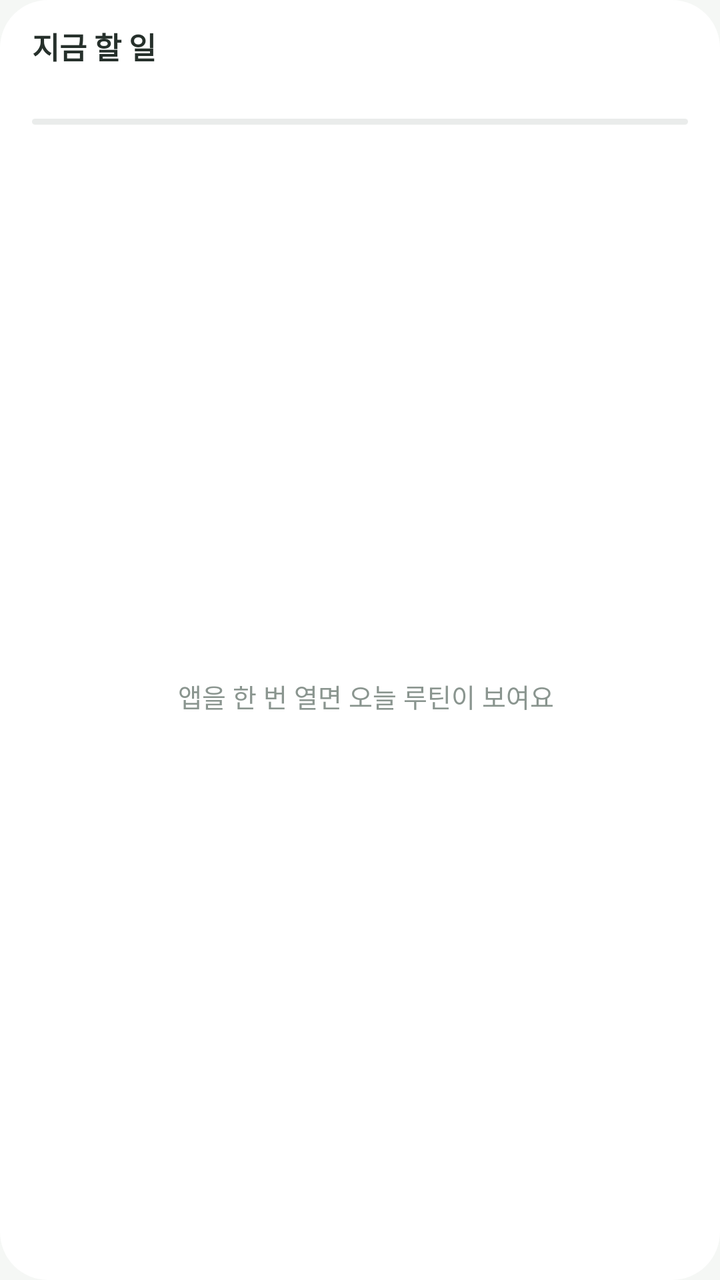
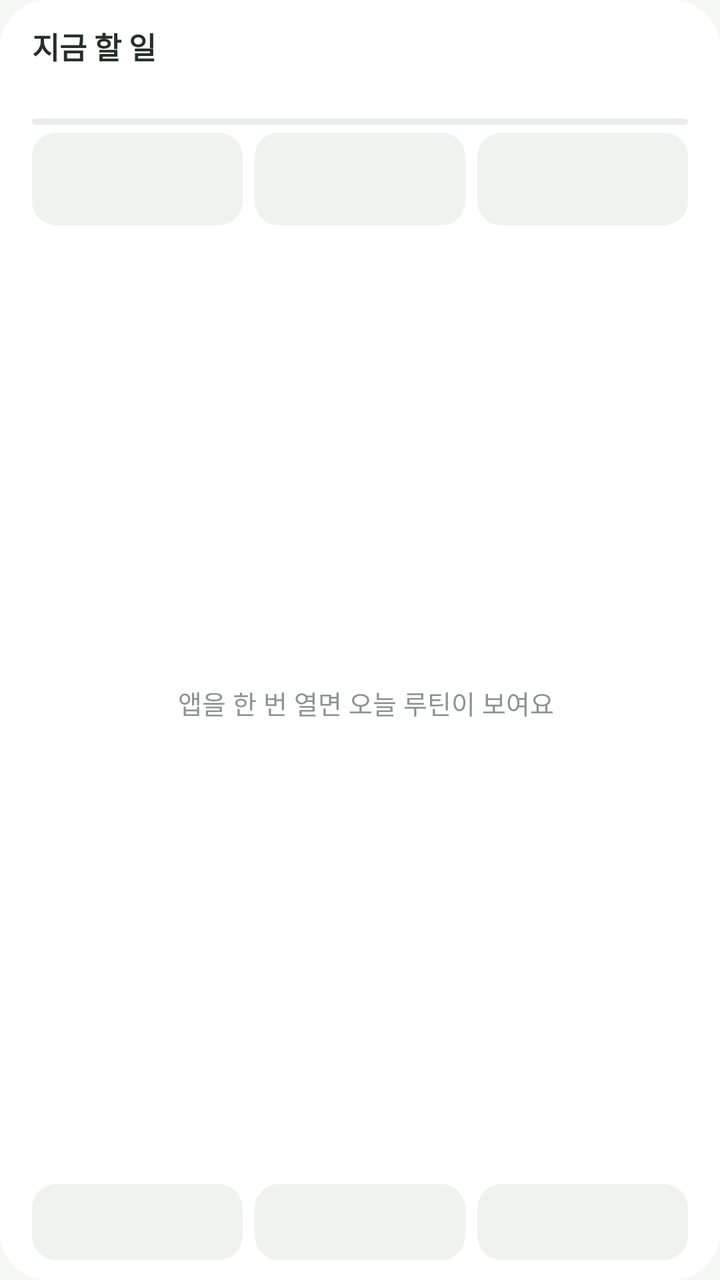

The first picture is an Android layout as it rendered before a commit; the second is the same layout after the commit. The layout source and the unified diff follow.
<!-- AndroidManifest.xml: application theme AppTheme -->
<!-- res/layout/widget_routines.xml -->
<?xml version="1.0" encoding="utf-8"?>
<FrameLayout xmlns:android="http://schemas.android.com/apk/res/android"
    android:layout_width="match_parent"
    android:layout_height="match_parent">

    <ImageView
        android:id="@+id/widgetBgImg"
        android:layout_width="match_parent"
        android:layout_height="match_parent"
        android:scaleType="fitXY"
        android:src="@drawable/widget_bg" />

    <LinearLayout
        android:layout_width="match_parent"
        android:layout_height="match_parent"
        android:orientation="vertical"
        android:paddingStart="16dp"
        android:paddingEnd="10dp"
        android:paddingTop="12dp"
        android:paddingBottom="10dp">

        <LinearLayout
            android:layout_width="match_parent"
            android:layout_height="wrap_content"
            android:orientation="horizontal"
            android:gravity="center_vertical">
            <LinearLayout
                android:id="@+id/widgetHeadText"
                android:layout_width="0dp"
                android:layout_height="wrap_content"
                android:layout_weight="1"
                android:orientation="vertical">
                <TextView
                    android:id="@+id/widgetTitle"
                    android:layout_width="match_parent"
                    android:layout_height="wrap_content"
                    android:text="지금 할 일"
                    android:textColor="@color/widgetText"
                    android:textSize="15sp"
                    android:textStyle="bold"
                    android:maxLines="1"
                    android:ellipsize="end" />
                <TextView
                    android:id="@+id/widgetSub"
                    android:layout_width="match_parent"
                    android:layout_height="wrap_content"
                    android:layout_marginTop="1dp"
                    android:textColor="@color/widgetMuted"
                    android:textSize="12sp"
                    android:maxLines="1" />
            </LinearLayout>
            <ImageView
                android:id="@+id/widgetGear"
                android:layout_width="36dp"
                android:layout_height="36dp"
                android:padding="9dp"
                android:src="@drawable/ic_widget_settings"
                android:contentDescription="위젯 설정" />
        </LinearLayout>

        <ProgressBar
            android:id="@+id/widgetProgress"
            style="@android:style/Widget.ProgressBar.Horizontal"
            android:layout_width="match_parent"
            android:layout_height="3dp"
            android:layout_marginTop="8dp"
            android:layout_marginEnd="6dp"
            android:layout_marginBottom="4dp"
            android:max="1"
            android:progress="0"
            android:progressDrawable="@drawable/widget_progress" />

        <FrameLayout
            android:layout_width="match_parent"
            android:layout_height="0dp"
            android:layout_weight="1">
            <ListView
                android:id="@+id/widgetList"
                android:layout_width="match_parent"
                android:layout_height="match_parent"
                android:divider="@null"
                android:dividerHeight="0dp"
                android:scrollbars="none" />
            <LinearLayout
                android:id="@+id/widgetPreviewList"
                android:layout_width="match_parent"
                android:layout_height="wrap_content"
                android:orientation="vertical"
                android:visibility="gone" />
            <TextView
                android:id="@+id/widgetEmpty"
                android:layout_width="match_parent"
                android:layout_height="match_parent"
                android:gravity="center"
                android:text="앱을 한 번 열면 오늘 루틴이 보여요"
                android:textColor="@color/widgetMuted"
                android:textSize="13sp" />
        </FrameLayout>
    </LinearLayout>
</FrameLayout>
<!-- resources referenced by this layout -->
<resources>
  <color name="widgetMuted">#8A958F</color>
  <color name="widgetText">#26302B</color>
  <!-- drawable ic_widget_settings (drawable) -->
  <?xml version="1.0" encoding="utf-8"?>
  <vector xmlns:android="http://schemas.android.com/apk/res/android"
      android:width="18dp" android:height="18dp" android:viewportWidth="24" android:viewportHeight="24">
      <path android:pathData="M4,7h9M17,7h3M4,17h3M11,17h9" android:strokeColor="#FFFFFFFF" android:strokeWidth="1.8" android:strokeLineCap="round" android:fillColor="#00000000"/>
      <path android:pathData="M15,7m-2,0a2,2 0,1 1,4 0a2,2 0,1 1,-4 0M9,17m-2,0a2,2 0,1 1,4 0a2,2 0,1 1,-4 0" android:strokeColor="#FFFFFFFF" android:strokeWidth="1.8" android:fillColor="#00000000"/>
  </vector>
  <!-- drawable widget_bg (drawable) -->
  <?xml version="1.0" encoding="utf-8"?>
  <shape xmlns:android="http://schemas.android.com/apk/res/android" android:shape="rectangle">
      <solid android:color="#FFFFFFFF" />
      <corners android:radius="24dp" />
  </shape>
  <!-- drawable widget_progress (drawable) -->
  <?xml version="1.0" encoding="utf-8"?>
  <layer-list xmlns:android="http://schemas.android.com/apk/res/android">
      <item android:id="@android:id/background">
          <shape><corners android:radius="2dp" /><solid android:color="#2E8A958F" /></shape>
      </item>
      <item android:id="@android:id/progress">
          <clip><shape><corners android:radius="2dp" /><solid android:color="@color/widgetAccent" /></shape></clip>
      </item>
  </layer-list>
  <style name="AppTheme" parent="Theme.AppCompat.DayNight.NoActionBar">
          <item name="android:windowBackground">@color/appBg</item>
      </style>
  <color name="widgetAccent">#3F9C7C</color>
  <color name="appBg">#F5F7F5</color>
</resources>

<!-- the commit's change to res/layout/widget_routines.xml (unified diff, before → after) -->
@@ -70,6 +70,33 @@
             android:progress="0"
             android:progressDrawable="@drawable/widget_progress" />
 
+        <LinearLayout
+            android:id="@+id/widgetCare"
+            android:layout_width="match_parent"
+            android:layout_height="wrap_content"
+            android:orientation="horizontal"
+            android:layout_marginEnd="6dp"
+            android:layout_marginBottom="4dp">
+            <LinearLayout android:id="@+id/care1" android:layout_width="0dp" android:layout_height="wrap_content" android:layout_weight="1"
+                android:orientation="vertical" android:paddingStart="10dp" android:paddingEnd="6dp" android:paddingTop="7dp" android:paddingBottom="7dp"
+                 android:background="@drawable/widget_cell_light">
+                <TextView android:id="@+id/care1N" android:layout_width="match_parent" android:layout_height="wrap_content" android:textSize="11sp" android:textColor="@color/widgetMuted" android:maxLines="1" android:ellipsize="end" />
+                <TextView android:id="@+id/care1V" android:layout_width="match_parent" android:layout_height="wrap_content" android:textSize="13sp" android:textColor="@color/widgetText" android:textStyle="bold" android:maxLines="1" android:ellipsize="end" />
+            </LinearLayout>
+            <LinearLayout android:id="@+id/care2" android:layout_width="0dp" android:layout_height="wrap_content" android:layout_weight="1"
+                android:orientation="vertical" android:paddingStart="10dp" android:paddingEnd="6dp" android:paddingTop="7dp" android:paddingBottom="7dp"
+                android:layout_marginStart="6dp" android:background="@drawable/widget_cell_light">
+                <TextView android:id="@+id/care2N" android:layout_width="match_parent" android:layout_height="wrap_content" android:textSize="11sp" android:textColor="@color/widgetMuted" android:maxLines="1" android:ellipsize="end" />
+                <TextView android:id="@+id/care2V" android:layout_width="match_parent" android:layout_height="wrap_content" android:textSize="13sp" android:textColor="@color/widgetText" android:textStyle="bold" android:maxLines="1" android:ellipsize="end" />
+            </LinearLayout>
+            <LinearLayout android:id="@+id/care3" android:layout_width="0dp" android:layout_height="wrap_content" android:layout_weight="1"
+                android:orientation="vertical" android:paddingStart="10dp" android:paddingEnd="6dp" android:paddingTop="7dp" android:paddingBottom="7dp"
+                android:layout_marginStart="6dp" android:background="@drawable/widget_cell_light">
+                <TextView android:id="@+id/care3N" android:layout_width="match_parent" android:layout_height="wrap_content" android:textSize="11sp" android:textColor="@color/widgetMuted" android:maxLines="1" android:ellipsize="end" />
+                <TextView android:id="@+id/care3V" android:layout_width="match_parent" android:layout_height="wrap_content" android:textSize="13sp" android:textColor="@color/widgetText" android:textStyle="bold" android:maxLines="1" android:ellipsize="end" />
+            </LinearLayout>
+        </LinearLayout>
+
         <FrameLayout
             android:layout_width="match_parent"
             android:layout_height="0dp"
@@ -96,5 +123,29 @@
                 android:textColor="@color/widgetMuted"
                 android:textSize="13sp" />
         </FrameLayout>
+
+        <LinearLayout
+            android:id="@+id/widgetNav"
+            android:layout_width="match_parent"
+            android:layout_height="wrap_content"
+            android:orientation="horizontal"
+            android:layout_marginTop="6dp"
+            android:layout_marginEnd="6dp">
+            <LinearLayout android:id="@+id/nav1" android:layout_width="0dp" android:layout_height="38dp" android:layout_weight="1"
+                android:orientation="horizontal" android:gravity="center"  android:background="@drawable/widget_cell_light">
+                <ImageView android:id="@+id/nav1I" android:layout_width="16dp" android:layout_height="16dp" />
+                <TextView android:id="@+id/nav1T" android:layout_width="wrap_content" android:layout_height="wrap_content" android:layout_marginStart="5dp" android:textSize="11sp" android:textStyle="bold" android:textColor="@color/widgetText" android:maxLines="1" />
+            </LinearLayout>
+            <LinearLayout android:id="@+id/nav2" android:layout_width="0dp" android:layout_height="38dp" android:layout_weight="1"
+                android:orientation="horizontal" android:gravity="center" android:layout_marginStart="6dp" android:background="@drawable/widget_cell_light">
+                <ImageView android:id="@+id/nav2I" android:layout_width="16dp" android:layout_height="16dp" />
+                <TextView android:id="@+id/nav2T" android:layout_width="wrap_content" android:layout_height="wrap_content" android:layout_marginStart="5dp" android:textSize="11sp" android:textStyle="bold" android:textColor="@color/widgetText" android:maxLines="1" />
+            </LinearLayout>
+            <LinearLayout android:id="@+id/nav3" android:layout_width="0dp" android:layout_height="38dp" android:layout_weight="1"
+                android:orientation="horizontal" android:gravity="center" android:layout_marginStart="6dp" android:background="@drawable/widget_cell_light">
+                <ImageView android:id="@+id/nav3I" android:layout_width="16dp" android:layout_height="16dp" />
+                <TextView android:id="@+id/nav3T" android:layout_width="wrap_content" android:layout_height="wrap_content" android:layout_marginStart="5dp" android:textSize="11sp" android:textStyle="bold" android:textColor="@color/widgetText" android:maxLines="1" />
+            </LinearLayout>
+        </LinearLayout>
     </LinearLayout>
 </FrameLayout>
<!-- resource entries referenced after the edit -->
@@ -15,6 +15,9 @@
       <solid android:color="#FFFFFFFF" />
       <corners android:radius="24dp" />
   </shape>
+  <!-- drawable widget_cell_light (drawable) -->
+  <?xml version="1.0" encoding="utf-8"?>
+  <shape xmlns:android="http://schemas.android.com/apk/res/android"><corners android:radius="12dp" /><solid android:color="#FFEEF3F0" /></shape>
   <!-- drawable widget_progress (drawable) -->
   <?xml version="1.0" encoding="utf-8"?>
   <layer-list xmlns:android="http://schemas.android.com/apk/res/android">
